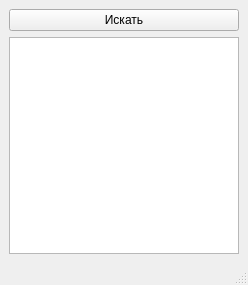
Old version of the form gui/main_window.ui in the repository timerke/EPC_revealer.
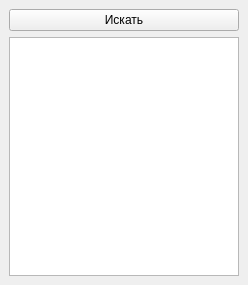
New version of the form.

```diff
--- a/gui/main_window.ui
+++ b/gui/main_window.ui
@@ -37,7 +37,6 @@
     </rect>
    </property>
   </widget>
-  <widget class="QStatusBar" name="statusbar"/>
  </widget>
  <resources/>
  <connections/>
```
Left out of the diff: 3 changed lines with no effect on the pictures.
